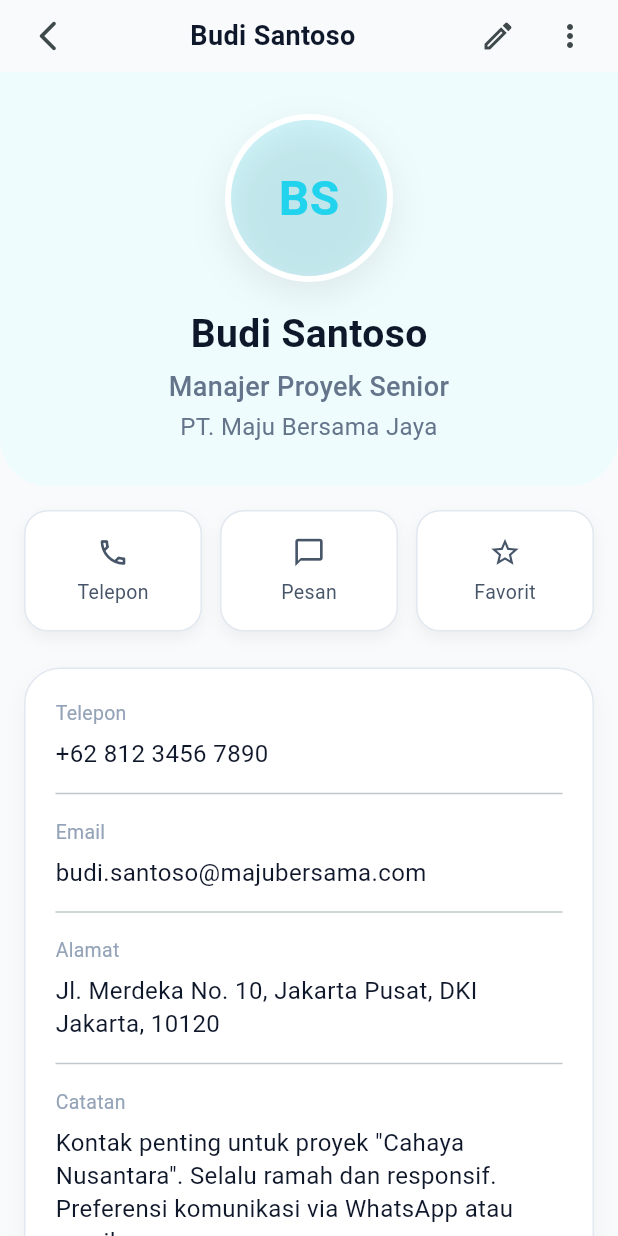
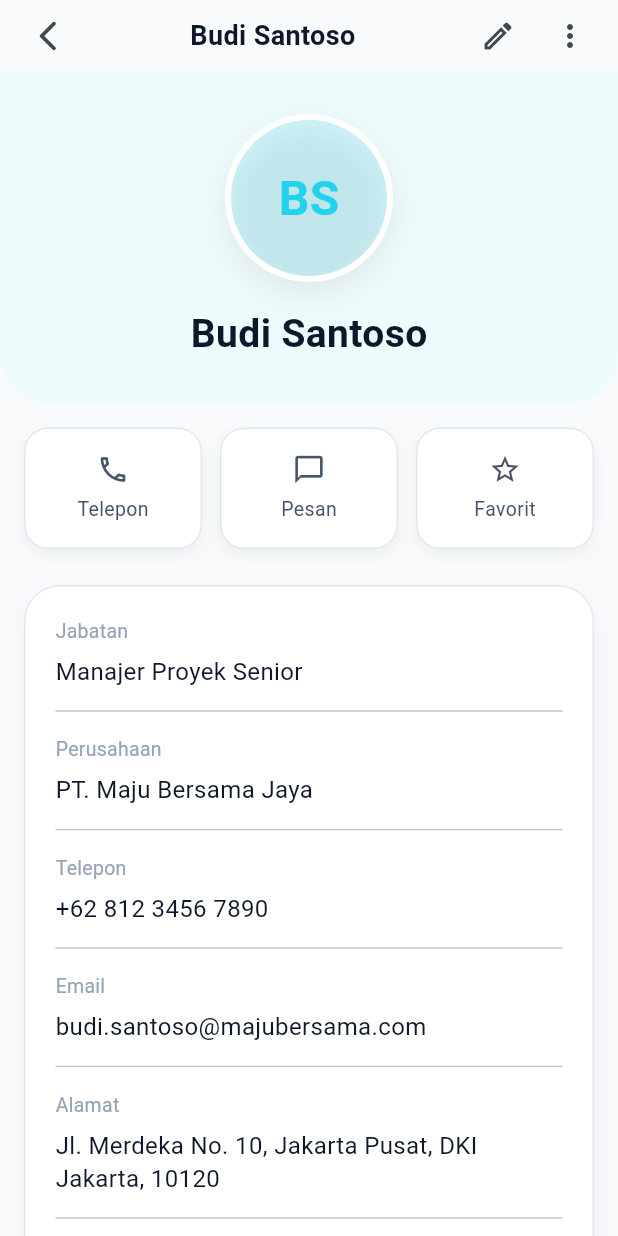
Before and after one commit to BagusAth/simple-contact-app, a Flutter app: the ContactDetailScreen screen opened directly, on a phone screen of 412 x 824 dp. Run offline on Flutter 3.47's test engine with Material 3 defaults, Android fonts, the phone set to English and light mode, and no system bars; our stand-ins replace firebase_core; accounts and stored records are empty.

Commit message:
refactor contact detail screen to use InfoField for job title and company, removing redundant editable text widget

```diff
--- a/lib/screens/contact_detail.dart
+++ b/lib/screens/contact_detail.dart
@@ -159,47 +159,7 @@ class _ContactDetailScreenState extends State<ContactDetailScreen> {
               color: Color(0xFF0F172A),
             ),
           ),
-          const SizedBox(height: 4),
-          _buildEditableText(controller: _jobTitleController, isPrimary: true),
-          const SizedBox(height: 2),
-          _buildEditableText(controller: _companyController, isPrimary: false),
         ],
-      ),
-    );
-  }
-
-  Widget _buildEditableText({
-    required TextEditingController controller,
-    required bool isPrimary,
-  }) {
-    if (_isEditing) {
-      return Padding(
-        padding: const EdgeInsets.symmetric(horizontal: 24),
-        child: TextField(
-          controller: controller,
-          textAlign: TextAlign.center,
-          style: TextStyle(
-            fontSize: isPrimary ? 18 : 16,
-            fontWeight: isPrimary ? FontWeight.w500 : FontWeight.w400,
-            color: const Color(0xFF0F172A),
-          ),
-          decoration: const InputDecoration(
-            isDense: true,
-            border: UnderlineInputBorder(borderSide: BorderSide.none),
-            filled: true,
-            fillColor: Colors.white,
-          ),
-        ),
-      );
-    }
-
-    return Text(
-      controller.text,
-      textAlign: TextAlign.center,
-      style: TextStyle(
-        fontSize: isPrimary ? 18 : 16,
-        fontWeight: isPrimary ? FontWeight.w500 : FontWeight.w400,
-        color: const Color(0xFF64748B),
       ),
     );
   }
@@ -253,6 +213,18 @@ class _ContactDetailScreenState extends State<ContactDetailScreen> {
       child: Column(
         crossAxisAlignment: CrossAxisAlignment.stretch,
         children: [
+          _InfoField(
+            label: 'Jabatan',
+            controller: _jobTitleController,
+            isEditing: _isEditing,
+          ),
+          const Divider(height: 32),
+          _InfoField(
+            label: 'Perusahaan',
+            controller: _companyController,
+            isEditing: _isEditing,
+          ),
+          const Divider(height: 32),
           _InfoField(
             label: 'Telepon',
             controller: _phoneController,
@@ -460,8 +432,7 @@ class _QuickActionButton extends StatelessWidget {
   @override
   Widget build(BuildContext context) {
     final Color accent = activeColor ?? const Color(0xFF2563EB);
-    final Color iconColor =
-      isActive ? accent : const Color(0xFF475569);
+    final Color iconColor = isActive ? accent : const Color(0xFF475569);
     final textStyle = TextStyle(
       fontSize: 13,
       color: iconColor,
```
